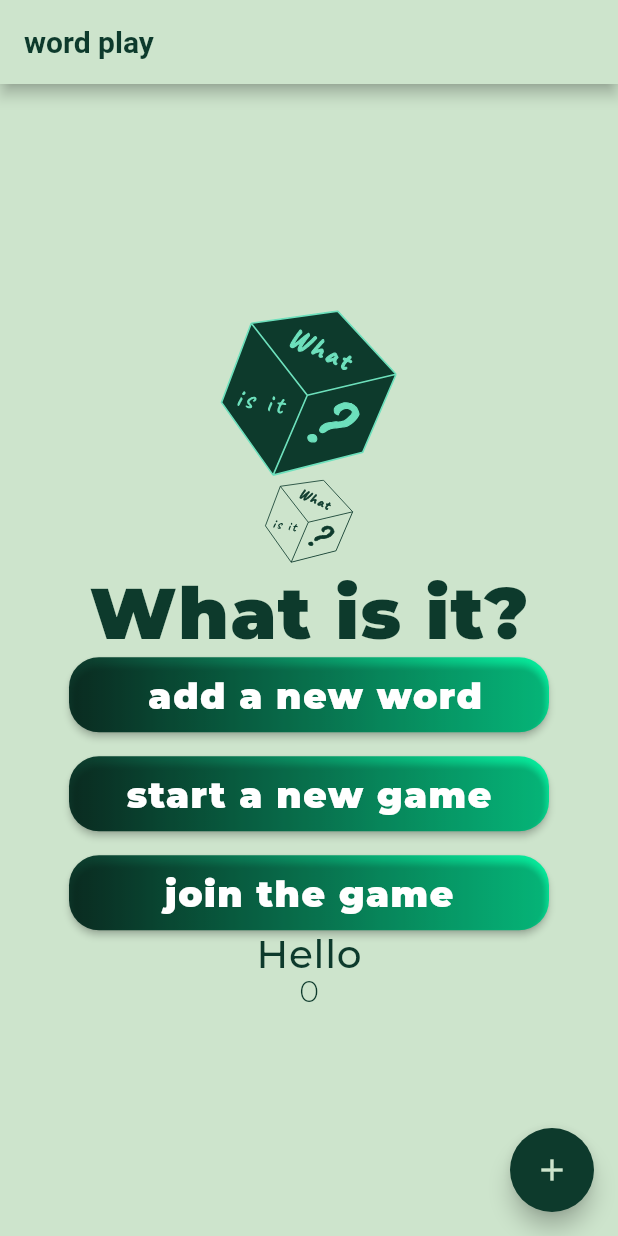
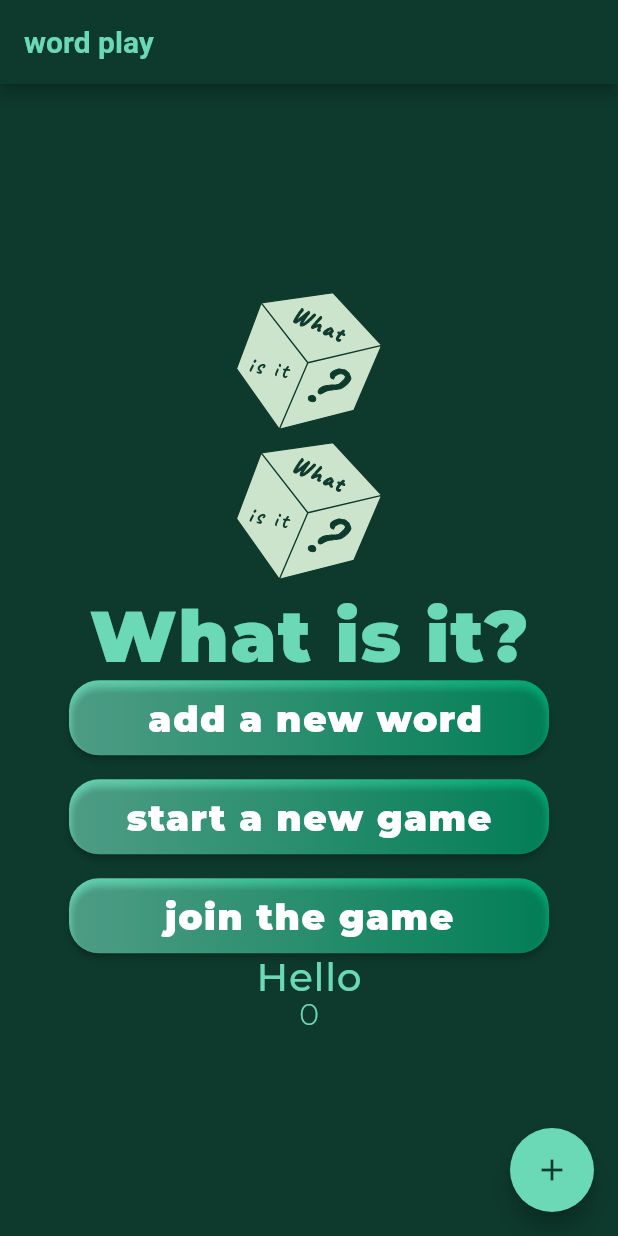
Before and after one commit to yutaDV/wordplay, a Flutter app: the screen it shows after launch, on a phone screen of 412 x 824 dp. Run offline on Flutter 3.47's test engine with Material 2 defaults, Android fonts, the phone set to English and light mode, and no system bars; our stand-ins replace cloud_firestore, firebase_core, flutter_svg; accounts and stored records are empty; generated files the repository leaves out were written again; project files that could hold a hidden picture were left out.

Commit message:
logo without dark

```diff
--- a/lib/game_app.dart
+++ b/lib/game_app.dart
@@ -1,8 +1,8 @@
 import 'package:flutter/material.dart';
 import 'package:flutter_localizations/flutter_localizations.dart';
-import 'package:flutter_svg/flutter_svg.dart';
 import 'package:wordplay/repositories/game_repository.dart';
 import 'package:wordplay/themes/theme.dart';
+import 'package:wordplay/ui/widget/logo.dart';
 import 'package:wordplay/ui/widget/main_button.dart';
 import 'package:wordplay/repositories/word_repository.dart';
 import 'package:wordplay/models/word.dart';
@@ -17,7 +17,7 @@ class GameApp extends StatelessWidget {
   Widget build(BuildContext context) {
     return MaterialApp(
       title: 'Flutter Demo',
-      theme: AppThemes.lightTheme,
+      theme: AppThemes.darkTheme,
       localizationsDelegates: const [
         S.delegate,
         GlobalMaterialLocalizations.delegate,
@@ -61,13 +61,14 @@ class _MyHomePageState extends State<MyHomePage> {
         child: Column(
           mainAxisAlignment: MainAxisAlignment.center,
           children: <Widget>[
-            SvgPicture.asset(
-              'assets/logo/logo_d.svg',
-              width: 120,
+            Logo(
+              size: 100.0,
+              theme: Theme.of(context),
             ),
-            SvgPicture.asset(
-              'assets/logo/logo_l.svg',
-              width: 60,
+
+            Logo(
+              size: 100.0,
+              theme: Theme.of(context),
             ),
             Text(
               'What is it?',
@@ -79,7 +80,7 @@ class _MyHomePageState extends State<MyHomePage> {
                 _wordRepository.addWord(newWord);
               },
             ),
-            SizedBox(height: 16),
+            const SizedBox(height: 16),
             MainButton(
               text: S.of(context).startGame,
               onPressed: () async {
--- /dev/null
+++ b/lib/ui/widget/logo.dart
@@ -0,0 +1,29 @@
+import 'package:flutter/material.dart';
+import 'package:flutter_svg/flutter_svg.dart';
+
+class Logo extends StatelessWidget {
+  final double size;
+  final ThemeData theme; // Додайте параметр для передачі теми
+
+  const Logo({
+    Key? key,
+    this.size = 100.0,
+    required this.theme, // Додайте обов'язковий параметр теми
+  }) : super(key: key);
+
+  @override
+  Widget build(BuildContext context) {
+    String logoAsset;
+    if (theme == Brightness.dark) {
+      logoAsset = 'assets/logo/logo_d.svg';
+    } else {
+      logoAsset = 'assets/logo/logo_l.svg';
+    }
+
+    return SizedBox(
+      width: size,
+      height: size,
+      child: SvgPicture.asset(logoAsset),
+    );
+  }
+}
```
